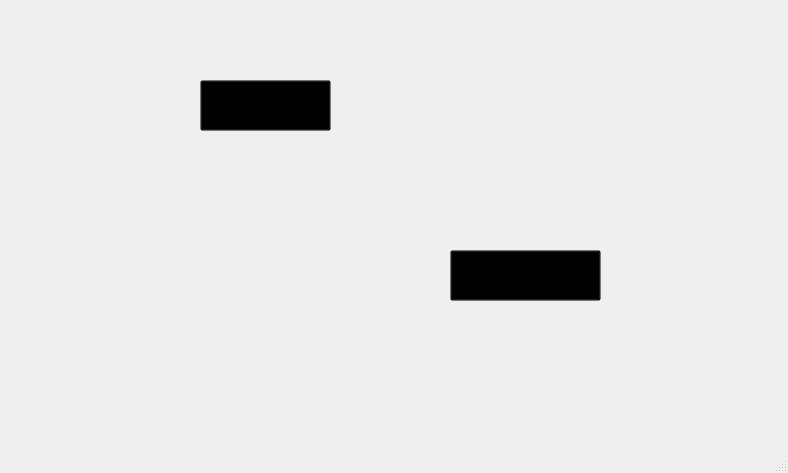
Qt form FeedingFrenzy/homescreencontroller.ui (MATF-RS19/RS008-feeding-frenzy) before a commit.
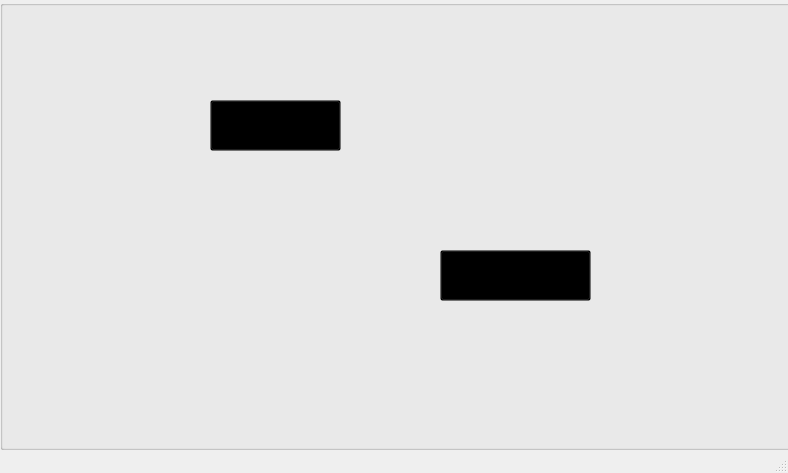
The same form after that commit. Icons and pictures are not drawn.

What changed in the file:
```diff
--- a/FeedingFrenzy/homescreencontroller.ui
+++ b/FeedingFrenzy/homescreencontroller.ui
@@ -20,7 +20,7 @@
    <string notr="true"/>
   </property>
   <widget class="QWidget" name="centralwidget">
-   <widget class="QLabel" name="label">
+   <widget class="QGroupBox" name="homeScreenGroup">
     <property name="geometry">
      <rect>
       <x>0</x>
@@ -29,39 +29,19 @@
       <height>450</height>
      </rect>
     </property>
-    <property name="styleSheet">
-     <string notr="true">background-image: url(:/images/background.jpg);</string>
+    <property name="focusPolicy">
+     <enum>Qt::NoFocus</enum>
     </property>
-    <property name="text">
+    <property name="title">
      <string/>
     </property>
-   </widget>
-   <widget class="QLabel" name="label_2">
+    <widget class="QLabel" name="howToPlayBg">
     <property name="enabled">
      <bool>true</bool>
     </property>
     <property name="geometry">
      <rect>
-      <x>170</x>
-      <y>40</y>
-      <width>201</width>
-      <height>131</height>
-     </rect>
-    </property>
-    <property name="styleSheet">
-     <string notr="true">image: url(:/images/Sea_shell_blue.png);</string>
-    </property>
-    <property name="text">
-     <string/>
-    </property>
-   </widget>
-   <widget class="QLabel" name="label_3">
-    <property name="enabled">
-     <bool>true</bool>
-    </property>
-    <property name="geometry">
-     <rect>
-      <x>430</x>
+       <x>420</x>
       <y>210</y>
       <width>201</width>
       <height>131</height>
@@ -74,49 +54,30 @@
      <string/>
     </property>
    </widget>
-   <widget class="QLabel" name="label_4">
-    <property name="geometry">
-     <rect>
-      <x>110</x>
-      <y>20</y>
-      <width>571</width>
-      <height>351</height>
-     </rect>
-    </property>
-    <property name="text">
-     <string/>
-    </property>
-   </widget>
-   <widget class="QPushButton" name="howtoplay">
+    <widget class="QLabel" name="playBg">
+     <property name="enabled">
+      <bool>true</bool>
+     </property>
     <property name="geometry">
      <rect>
-      <x>450</x>
-      <y>250</y>
-      <width>151</width>
-      <height>51</height>
-     </rect>
-    </property>
-    <property name="font">
-     <font>
-      <family>MV Boli</family>
-      <pointsize>13</pointsize>
-      <weight>75</weight>
-      <italic>false</italic>
-      <bold>true</bold>
-     </font>
-    </property>
+       <x>170</x>
+       <y>60</y>
+       <width>201</width>
+       <height>131</height>
+      </rect>
+     </property>
     <property name="styleSheet">
-     <string notr="true">background-color:transparent;</string>
+      <string notr="true">image: url(:/images/Sea_shell_blue.png);</string>
     </property>
     <property name="text">
-     <string>How to play</string>
+      <string/>
     </property>
    </widget>
    <widget class="QPushButton" name="play">
     <property name="geometry">
      <rect>
-      <x>200</x>
-      <y>80</y>
+       <x>210</x>
+       <y>100</y>
       <width>131</width>
       <height>51</height>
      </rect>
@@ -139,6 +100,78 @@
      <string>Play</string>
     </property>
    </widget>
+    <widget class="QPushButton" name="howtoplay">
+     <property name="geometry">
+      <rect>
+       <x>440</x>
+       <y>250</y>
+       <width>151</width>
+       <height>51</height>
+      </rect>
+     </property>
+     <property name="font">
+      <font>
+       <family>MV Boli</family>
+       <pointsize>13</pointsize>
+       <weight>75</weight>
+       <italic>false</italic>
+       <bold>true</bold>
+      </font>
+     </property>
+     <property name="styleSheet">
+      <string notr="true">background-color:transparent;</string>
+     </property>
+     <property name="text">
+      <string>How to play</string>
+     </property>
+    </widget>
+    <zorder>howToPlayBg</zorder>
+    <zorder>playBg</zorder>
+    <zorder>howtoplay</zorder>
+    <zorder>play</zorder>
+   </widget>
+   <widget class="QGroupBox" name="howToPlayGroup">
+    <property name="geometry">
+     <rect>
+      <x>0</x>
+      <y>0</y>
+      <width>800</width>
+      <height>450</height>
+     </rect>
+    </property>
+    <property name="title">
+     <string/>
+    </property>
+    <widget class="QLabel" name="howToPlayText">
+     <property name="geometry">
+      <rect>
+       <x>115</x>
+       <y>50</y>
+       <width>571</width>
+       <height>351</height>
+      </rect>
+     </property>
+     <property name="text">
+      <string/>
+     </property>
+    </widget>
+   </widget>
+   <widget class="QWidget" name="widget" native="true">
+    <property name="geometry">
+     <rect>
+      <x>0</x>
+      <y>0</y>
+      <width>800</width>
+      <height>450</height>
+     </rect>
+    </property>
+    <property name="styleSheet">
+     <string notr="true">background-image: url(:/images/background.jpg);</string>
+    </property>
+   </widget>
+   <zorder>widget</zorder>
+   <zorder>howToPlayGroup</zorder>
+   <zorder>homeScreenGroup</zorder>
   </widget>
   <widget class="QMenuBar" name="menubar">
    <property name="geometry">
```
Left out of the diff: 2 changed lines with no effect on the pictures. Lines whose indentation alone changed are shown as unchanged.
